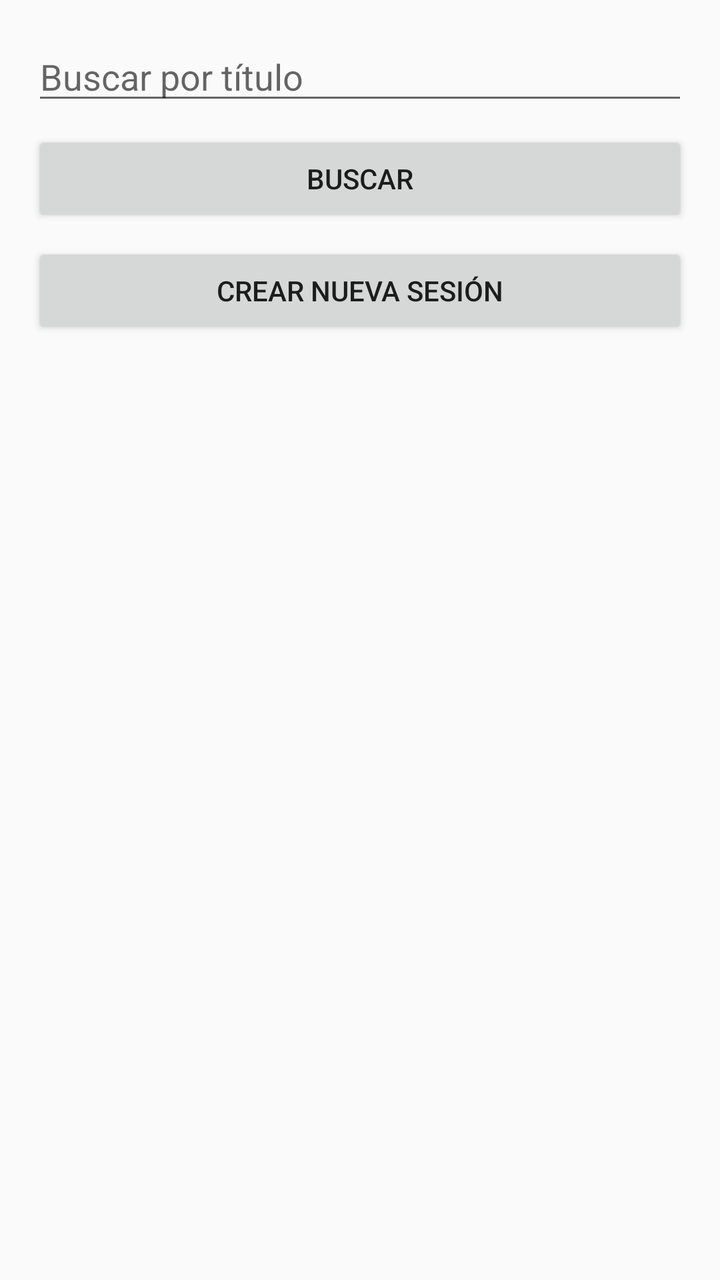
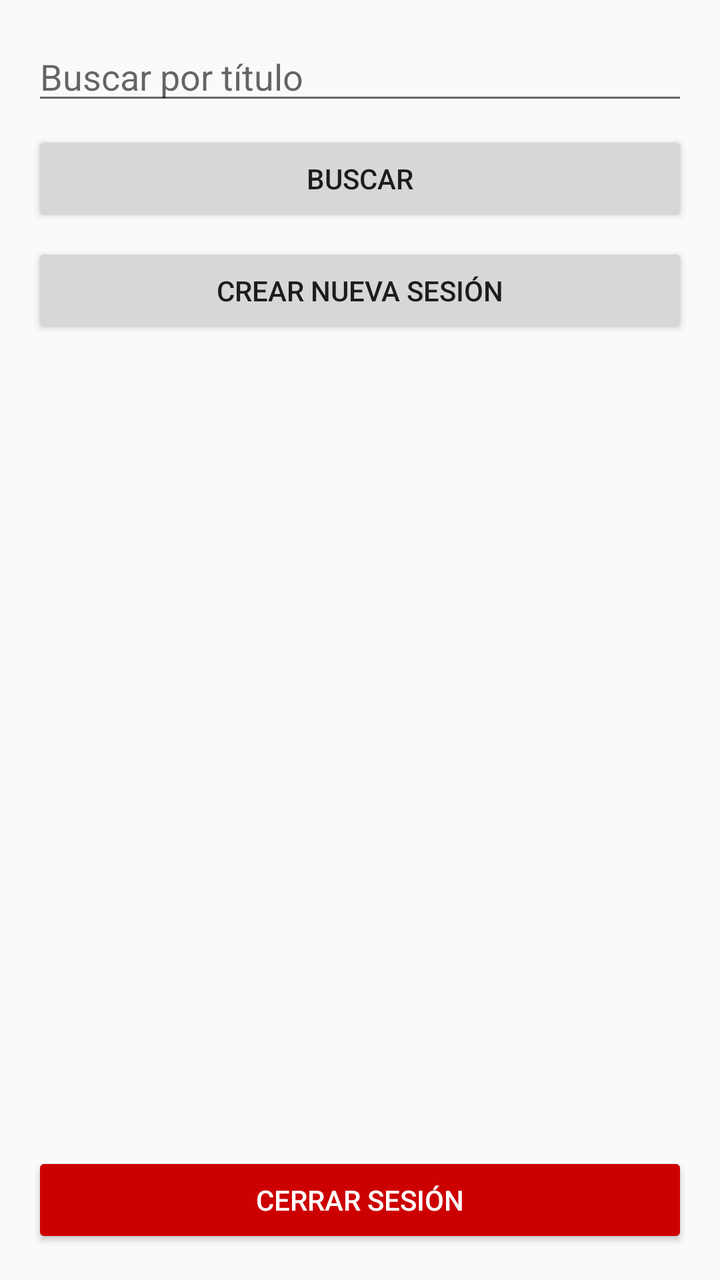

Compare the two renders of this Android layout. The source of the first and the diff that turns it into the second are given below.
<!-- AndroidManifest.xml: application theme Theme.AppCompat.Light.NoActionBar -->
<!-- res/layout/activity_entrenador.xml -->
<LinearLayout
    xmlns:android="http://schemas.android.com/apk/res/android"
    android:orientation="vertical"
    android:padding="16dp"
    android:layout_width="match_parent"
    android:layout_height="match_parent">

    <EditText
        android:id="@+id/inputBuscarSesion"
        android:hint="Buscar por título"
        android:layout_width="match_parent"
        android:layout_height="wrap_content"/>

    <Button
        android:id="@+id/btnBuscarSesion"
        android:text="Buscar"
        android:layout_width="match_parent"
        android:layout_height="wrap_content"
        android:layout_marginTop="8dp"/>

    <Button
        android:id="@+id/btnCrearSesion"
        android:text="Crear nueva sesión"
        android:layout_width="match_parent"
        android:layout_height="wrap_content"
        android:layout_marginTop="8dp"/>

    <androidx.recyclerview.widget.RecyclerView
        android:id="@+id/recyclerSesiones"
        android:layout_width="match_parent"
        android:layout_height="0dp"
        android:layout_weight="1"
        android:layout_marginTop="8dp"/>
</LinearLayout>
<!-- resources referenced by this layout -->
<resources>

</resources>

<!-- the commit's change to res/layout/activity_entrenador.xml (unified diff, before → after) -->
@@ -1,3 +1,4 @@
+<?xml version="1.0" encoding="utf-8"?>
 <LinearLayout
     xmlns:android="http://schemas.android.com/apk/res/android"
     android:orientation="vertical"
@@ -31,4 +32,13 @@
         android:layout_height="0dp"
         android:layout_weight="1"
         android:layout_marginTop="8dp"/>
+
+    <Button
+        android:id="@+id/btnCerrarSesion"
+        android:text="Cerrar sesión"
+        android:layout_width="match_parent"
+        android:layout_height="wrap_content"
+        android:layout_marginTop="8dp"
+        android:backgroundTint="@android:color/holo_red_dark"
+        android:textColor="@android:color/white"/>
 </LinearLayout>
